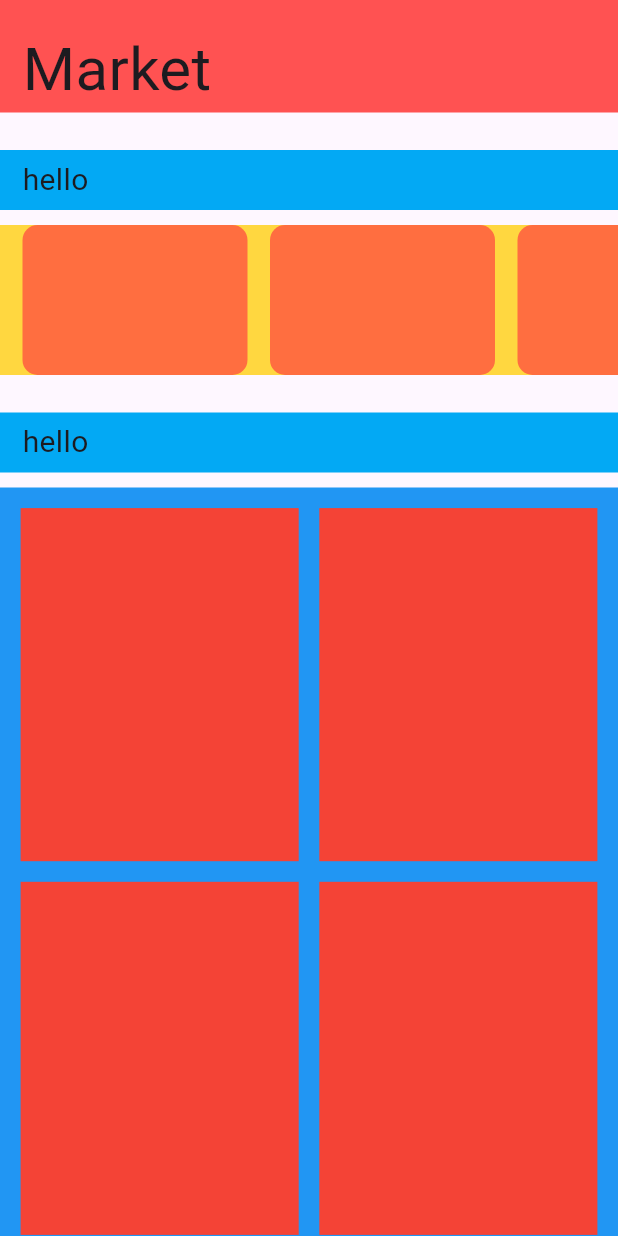
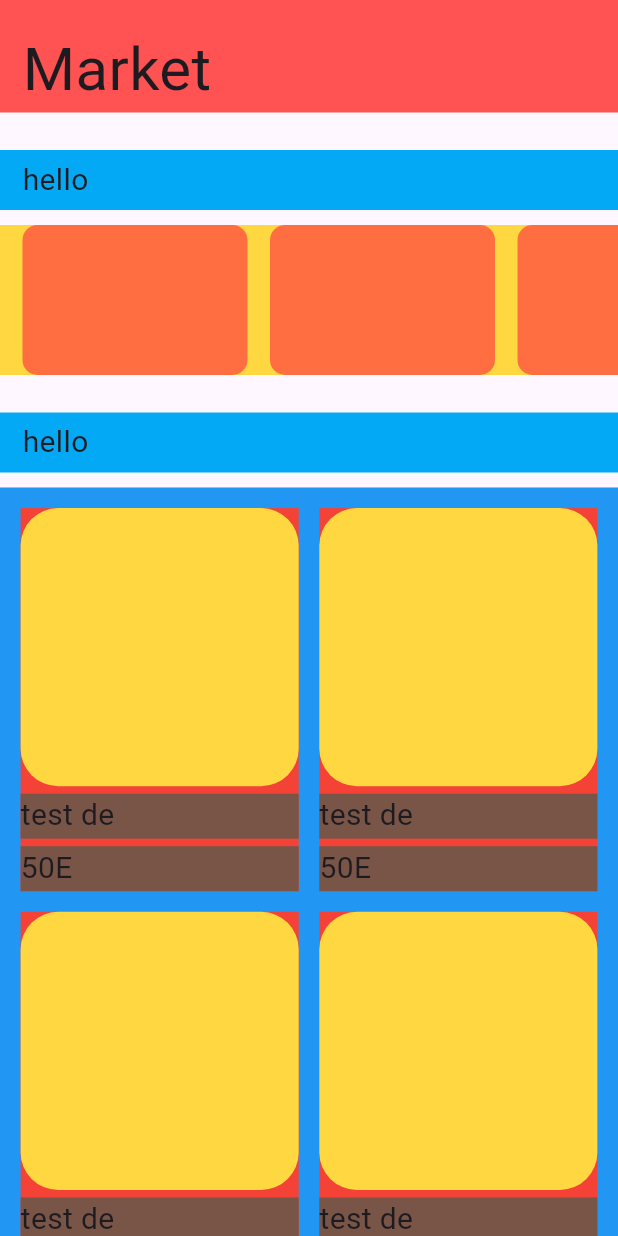
Before and after one commit to Zakariasma/Markt, a Flutter app: the screen it shows after launch, on a phone screen of 412 x 824 dp. Run offline on Flutter 3.47's test engine with Material 3 defaults, Android fonts, the phone set to English and light mode, and no system bars.

Commit message:
Add description and image placement in product_card

```diff
--- a/lib/widget/product_card.dart
+++ b/lib/widget/product_card.dart
@@ -15,13 +15,51 @@ class _ProductCard extends State<ProductCard> {
         double width = constraints.maxWidth * 0.45;
         double marginPerfect = constraints.maxWidth * 0.03333;
         return Container(
-          width: width,
-          height: width + 50,
-          color: Colors.red,
-          margin: EdgeInsets.only(left: marginPerfect, top: marginPerfect),
+            width: width,
+            height: width + 70,
+            color: Colors.red,
+            margin: EdgeInsets.only(left: marginPerfect, top: marginPerfect),
+            child: Column(
+              children:<Widget> [
+                Container(
+                  width: double.infinity,
+                  height: width,
+                  decoration: BoxDecoration(
+                      borderRadius: BorderRadius.circular(25),
+                      color: Colors.amberAccent
+                  ),
+                ),
+                Container(
+                  width: double.infinity,
+                  height: 30,
+                  color: Colors.brown,
+                  margin: const EdgeInsets.only(top: 5),
+                  child: const Text(
+                    "test de",
+                    style: TextStyle(
+                      fontSize: 20,
+                    ),
+                    overflow: TextOverflow.ellipsis,
+                  ),
+                ),
+                Container(
+                  width: double.infinity,
+                  height: 30,
+                  color: Colors.brown,
+                  margin: const EdgeInsets.only(top: 5),
+                  child: const Text(
+                    "50E",
+                    style: TextStyle(
+                      fontSize: 20,
+                    ),
+                  ),
+                )
+              ],
+            )
         );
       },
     );
   }
 
+
 }
```
